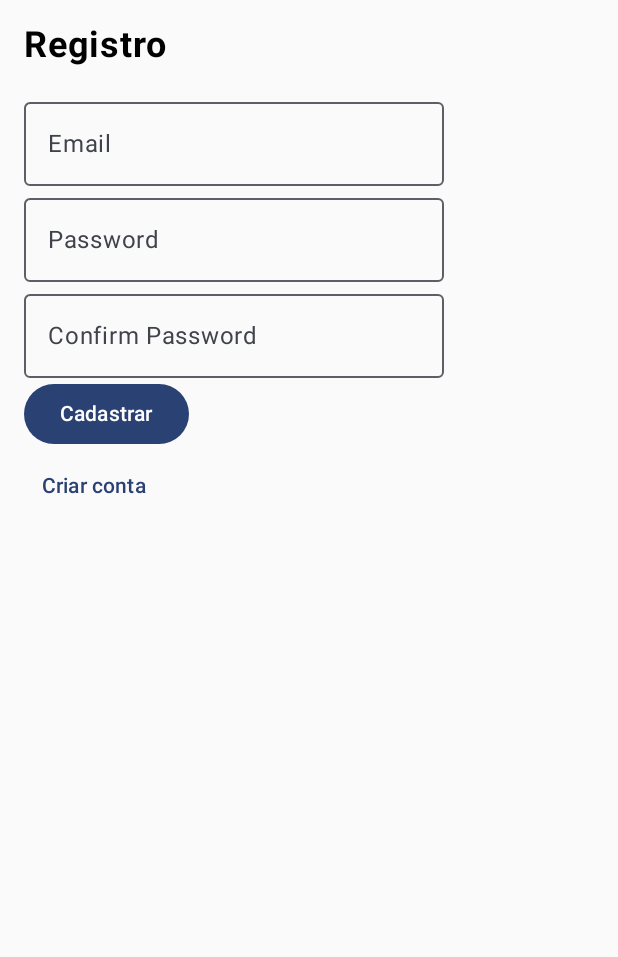
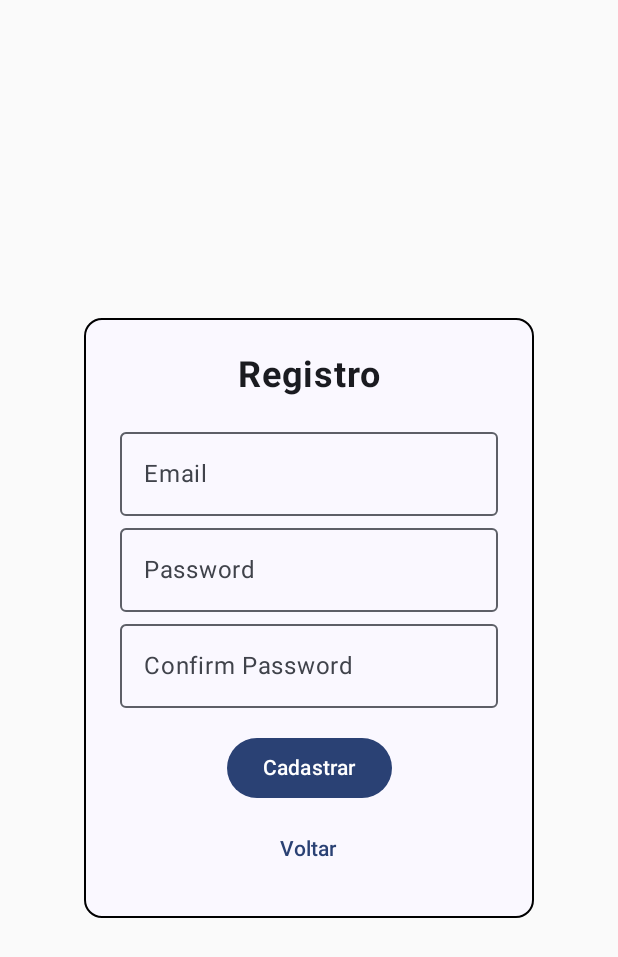
Before and after one commit to Matheus2037/FirebaseAuth-App-Android, an Android app built with Jetpack Compose: the screen it shows after launch (MainActivity), after a tap on "Criar conta", on a phone screen of 412 x 824 dp. Shown: the top 957 px of the screen. Run offline under Robolectric (Android 15) with nearby library versions, the phone set to English and light mode, and no system bars; our stand-ins replace Firebase (no records; nobody signed in at launch, a user with empty details on screens opened directly).

Commit message:
Estilisando a tela de registro com OutlinedCard

```diff
--- a/app/src/main/java/com/example/firebaseauth_app/Screen/LoginScreen.kt
+++ b/app/src/main/java/com/example/firebaseauth_app/Screen/LoginScreen.kt
@@ -109,7 +109,7 @@ fun LoginElements(
         }
 
         Button(
-            modifier = Modifier.padding(top = 16.dp),
+            modifier = Modifier.padding(top = 64.dp),
             onClick = {
                 if (email.isNotBlank() and password.isNotBlank()) {
                     FirebaseAuthManager.loginUser(email, password, { success, user, errorMessage ->
--- a/app/src/main/java/com/example/firebaseauth_app/Screen/RegisterScreen.kt
+++ b/app/src/main/java/com/example/firebaseauth_app/Screen/RegisterScreen.kt
@@ -1,10 +1,18 @@
 package com.example.firebaseauth_app.Screen
 
+import androidx.compose.foundation.BorderStroke
+import androidx.compose.foundation.layout.Arrangement
 import androidx.compose.foundation.layout.Column
+import androidx.compose.foundation.layout.Row
 import androidx.compose.foundation.layout.Spacer
+import androidx.compose.foundation.layout.fillMaxSize
 import androidx.compose.foundation.layout.height
 import androidx.compose.foundation.layout.padding
+import androidx.compose.foundation.layout.size
 import androidx.compose.material3.Button
+import androidx.compose.material3.CardDefaults
+import androidx.compose.material3.MaterialTheme
+import androidx.compose.material3.OutlinedCard
 import androidx.compose.material3.OutlinedTextField
 import androidx.compose.material3.Text
 import androidx.compose.material3.TextButton
@@ -13,6 +21,7 @@ import androidx.compose.runtime.getValue
 import androidx.compose.runtime.mutableStateOf
 import androidx.compose.runtime.remember
 import androidx.compose.runtime.setValue
+import androidx.compose.ui.Alignment
 import androidx.compose.ui.Modifier
 import androidx.compose.ui.graphics.Color
 import androidx.compose.ui.text.font.FontWeight
@@ -21,6 +30,7 @@ import androidx.compose.ui.unit.dp
 import androidx.compose.ui.unit.sp
 import androidx.navigation.NavController
 import com.google.firebase.auth.FirebaseAuth
+
 
 @Composable
 fun RegisterScreen(
@@ -33,13 +43,30 @@ fun RegisterScreen(
     var error by remember { mutableStateOf<String?>(null) }
 
     Column(
-        Modifier.padding(16.dp)
+        modifier = Modifier.fillMaxSize().padding(16.dp),
+        horizontalAlignment = Alignment.CenterHorizontally,
+        verticalArrangement = Arrangement.Center
     ) {
+
+
+        OutlinedCard(
+            colors = CardDefaults.cardColors(
+                containerColor = MaterialTheme.colorScheme.surface,
+            ),
+            border = BorderStroke(1.dp, Color.Black),
+            modifier = Modifier.size(width = 300.dp, height = 400.dp)
+        ) {
+            Column(
+                modifier = Modifier.padding(24.dp),
+                horizontalAlignment = Alignment.CenterHorizontally,
+                verticalArrangement = Arrangement.Center,
+            ) {
+
                 Text(text = "Registro", fontSize = 24.sp, fontWeight = FontWeight.Bold)
 
-        Spacer(Modifier.height(16.dp))
 
                 OutlinedTextField(
+                    modifier = Modifier.padding(top = 16.dp),
                     value = email,
                     onValueChange = { email = it },
                     label = { Text("Email") },
@@ -66,7 +93,9 @@ fun RegisterScreen(
                     Text(text = it, color = Color.Red)
                 }
 
-        Button(onClick ={
+                Button(
+                    modifier = Modifier.padding(top = 16.dp),
+                    onClick ={
                     FirebaseAuth.getInstance().createUserWithEmailAndPassword(email, password)
                         .addOnCompleteListener { task ->
                             if(password == passwordConfirmation) {
@@ -79,12 +108,74 @@ fun RegisterScreen(
                                 error = task.exception?.message
                             }
                         }
-        }) {
+                }){
                     Text("Cadastrar")
                 }
 
-        TextButton(onClick = onRegisterSuccess) {
-            Text("Criar conta")
+                TextButton(
+                    modifier = Modifier.padding(top = 8.dp),
+                    onClick = onRegisterSuccess) {
+                    Text("Voltar")
                 }
             }
         }
+    }
+
+
+
+//    Column(
+//        Modifier.padding(16.dp)
+//    ) {
+//        Text(text = "Registro", fontSize = 24.sp, fontWeight = FontWeight.Bold)
+//
+//        Spacer(Modifier.height(16.dp))
+//
+//        OutlinedTextField(
+//            value = email,
+//            onValueChange = { email = it },
+//            label = { Text("Email") },
+//            singleLine = true
+//        )
+//
+//        OutlinedTextField(
+//            value = password,
+//            onValueChange = { password = it },
+//            label = { Text("Password") },
+//            singleLine = true,
+//            visualTransformation = PasswordVisualTransformation()
+//        )
+//
+//        OutlinedTextField(
+//            value = passwordConfirmation,
+//            onValueChange = { passwordConfirmation = it },
+//            label = { Text("Confirm Password") },
+//            singleLine = true,
+//            visualTransformation = PasswordVisualTransformation()
+//        )
+//
+//        error?.let {
+//            Text(text = it, color = Color.Red)
+//        }
+//
+//        Button(onClick ={
+//            FirebaseAuth.getInstance().createUserWithEmailAndPassword(email, password)
+//                .addOnCompleteListener { task ->
+//                    if(password == passwordConfirmation) {
+//                        if (task.isSuccessful) {
+//                            onRegisterSuccess()
+//                        } else {
+//                            error = task.exception?.message
+//                        }
+//                    }else{
+//                        error = task.exception?.message
+//                    }
+//                }
+//        }) {
+//            Text("Cadastrar")
+//        }
+//
+//        TextButton(onClick = onRegisterSuccess) {
+//            Text("Criar conta")
+//        }
+//    }
+}
```
Lines whose indentation alone changed are shown as unchanged.
